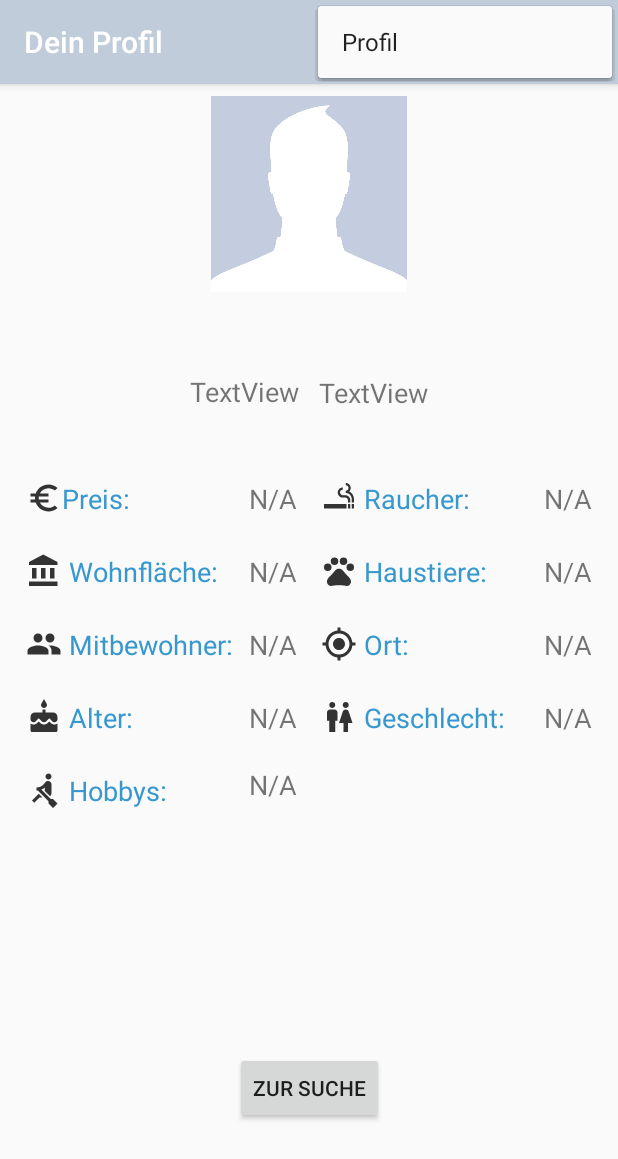
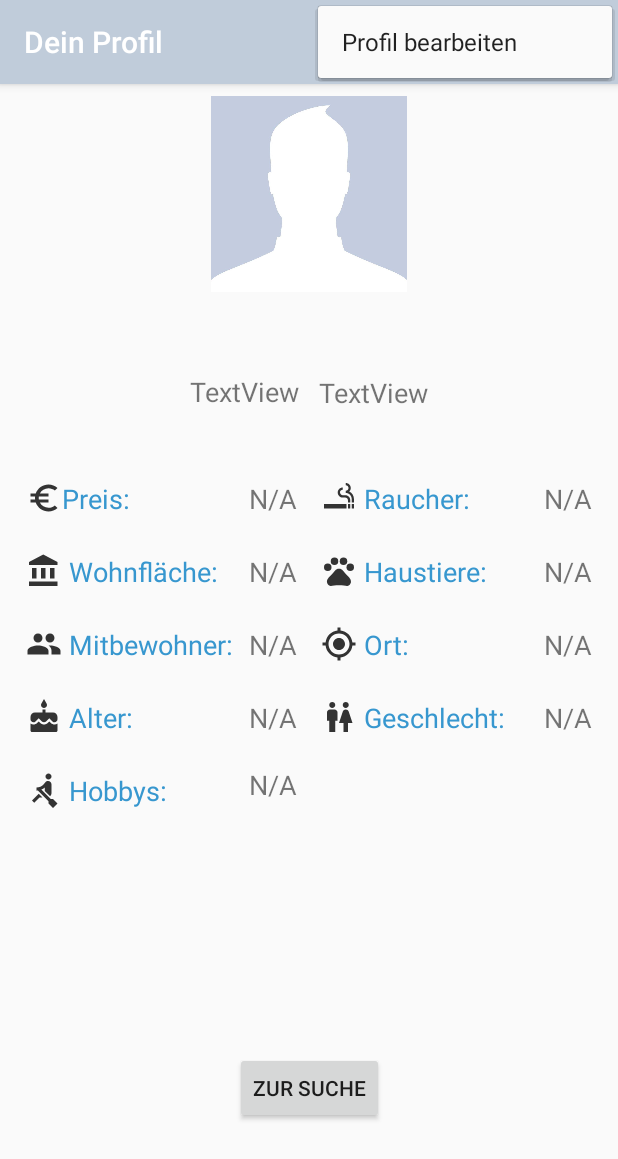
Before and after one commit to lolu1015/WGFinder, an Android app: the ProfilAnsehenActivity screen opened directly, with no data from a screen before it, with the options menu open, on a phone screen of 412 x 824 dp. Shown: the top 1159 px of the screen. Run offline under Robolectric (Android 15) with nearby library versions, the phone set to English and light mode, and no system bars; our stand-ins replace Room's generated code; 12 statements that could not run were skipped.

Commit message:
swipe und wohnungen werden angezeigt

```diff
--- a/app/src/main/java/hs/karlsruhe/wgfinder/HomeView.java
+++ b/app/src/main/java/hs/karlsruhe/wgfinder/HomeView.java
@@ -91,7 +91,7 @@ public class HomeView extends AppCompatActivity implements View.OnClickListener,
             raucher.setText("leer");
             tiere.setText("leer");
             hobbies.setText("leer");
-            anbieterBild.setImageResource(R.drawable.ic_profil_ansehen);
+            anbieterBild.setImageResource(R.drawable.haus);
         }
 
     }
--- a/app/src/main/res/menu/menu_profil_ansehen.xml
+++ b/app/src/main/res/menu/menu_profil_ansehen.xml
@@ -12,7 +12,7 @@
     <item
         android:id="@+id/action_ProfilBearbeiten"
         android:orderInCategory="100"
-        android:title="@string/action_Profil"
+        android:title="@string/action_ProfilBearbeiten"
         android:icon="@drawable/ic_profil_bearbeiten"
         app:showAsAction="never" />
 
```
Also changed, not shown: app/src/main/res/drawable/haus.png (added).
